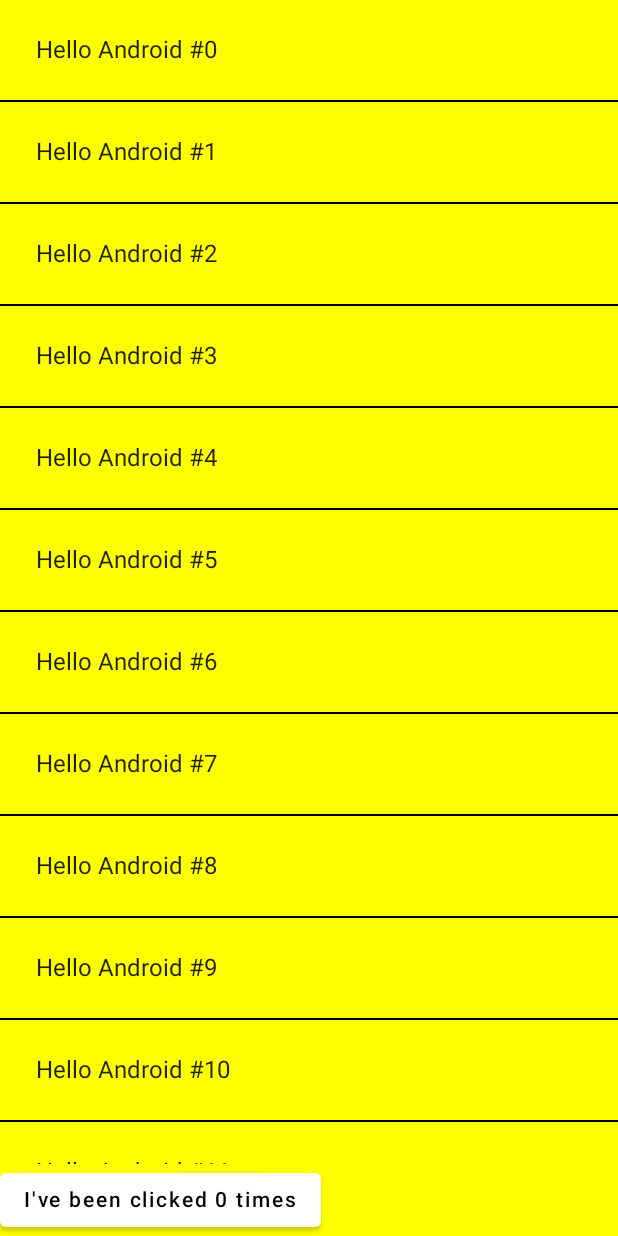
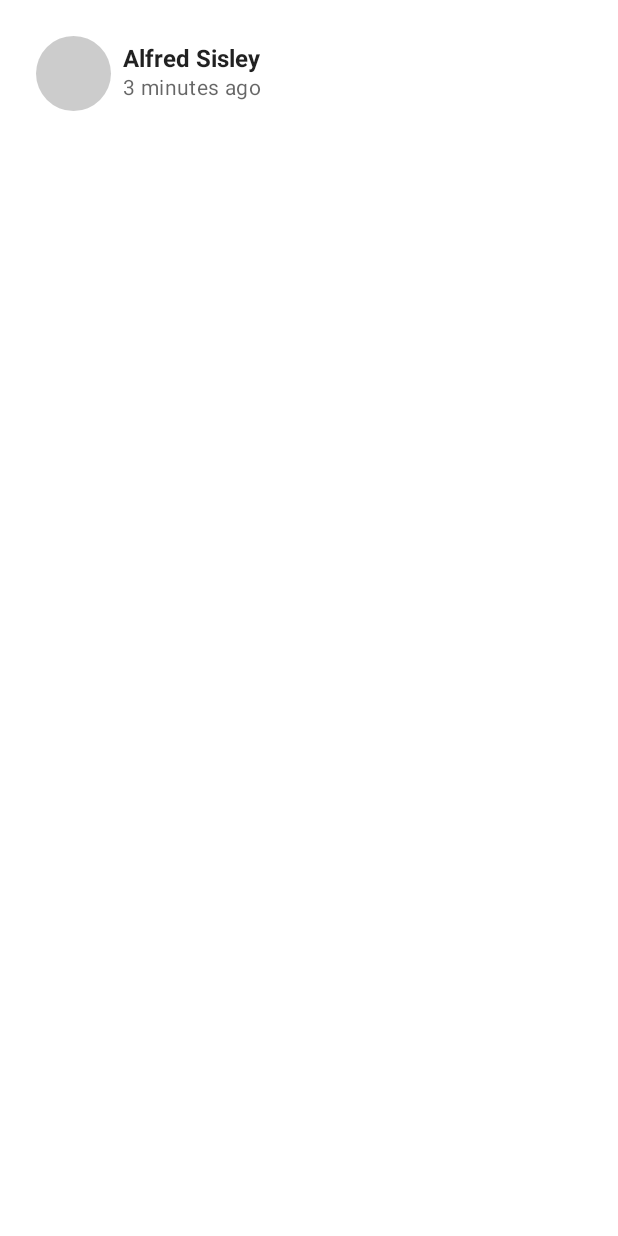
Before and after one commit to LucasCabralDevv/ComposeUi, an Android app built with Jetpack Compose: the screen it shows after launch (MainActivity before the commit, ComposeActivity2 after it), on a phone screen of 412 x 824 dp. Run offline under Robolectric (Android 15) with nearby library versions, the phone set to English and light mode, and no system bars.

Commit message:
Trabalhando com modifiers.

```diff
--- a/app/src/main/AndroidManifest.xml
+++ b/app/src/main/AndroidManifest.xml
@@ -12,6 +12,11 @@
         <activity
             android:name=".MainActivity"
             android:exported="true"
+            android:label="@string/title_activity_compose2"
+            android:theme="@style/Theme.ComposeUi.NoActionBar" />
+        <activity
+            android:name=".ComposeActivity2"
+            android:exported="true"
             android:label="@string/app_name"
             android:theme="@style/Theme.ComposeUi.NoActionBar">
             <intent-filter>
--- /dev/null
+++ b/app/src/main/java/com/lucascabral/composeui/ComposeActivity2.kt
@@ -0,0 +1,71 @@
+package com.lucascabral.composeui
+
+import android.os.Bundle
+import androidx.activity.ComponentActivity
+import androidx.activity.compose.setContent
+import androidx.compose.foundation.background
+import androidx.compose.foundation.clickable
+import androidx.compose.foundation.layout.Column
+import androidx.compose.foundation.layout.Row
+import androidx.compose.foundation.layout.padding
+import androidx.compose.foundation.layout.size
+import androidx.compose.foundation.shape.CircleShape
+import androidx.compose.foundation.shape.RoundedCornerShape
+import androidx.compose.material.*
+import androidx.compose.runtime.Composable
+import androidx.compose.runtime.CompositionLocalProvider
+import androidx.compose.ui.Alignment
+import androidx.compose.ui.Modifier
+import androidx.compose.ui.draw.clip
+import androidx.compose.ui.text.font.FontWeight
+import androidx.compose.ui.tooling.preview.Preview
+import androidx.compose.ui.unit.dp
+import com.lucascabral.composeui.ui.theme.ComposeUiTheme
+
+class ComposeActivity2 : ComponentActivity() {
+    override fun onCreate(savedInstanceState: Bundle?) {
+        super.onCreate(savedInstanceState)
+        setContent {
+            ComposeUiTheme {
+                PhotographerCard()
+            }
+        }
+    }
+}
+
+@Composable
+fun PhotographerCard(modifier: Modifier = Modifier) {
+    Row(modifier
+        .padding(8.dp)
+        .clip(RoundedCornerShape(4.dp))
+        .background(MaterialTheme.colors.surface)
+        .clickable(onClick = { /* Ignoring onClick */ })
+        .padding(16.dp)
+    ) {
+        Surface(
+            modifier = Modifier.size(50.dp),
+            shape = CircleShape,
+            color = MaterialTheme.colors.onSurface.copy(alpha = 0.2f)
+        ) {
+            // Image goes here
+        }
+        Column(
+            modifier = Modifier
+                .padding(start = 8.dp)
+                .align(Alignment.CenterVertically)
+        ) {
+            Text("Alfred Sisley", fontWeight = FontWeight.Bold)
+            CompositionLocalProvider(LocalContentAlpha provides ContentAlpha.medium) {
+                Text("3 minutes ago", style = MaterialTheme.typography.body2)
+            }
+        }
+    }
+}
+
+@Preview(showBackground = true)
+@Composable
+fun PhotographerCardPreview() {
+    ComposeUiTheme {
+        PhotographerCard()
+    }
+}
--- a/app/src/main/res/values/strings.xml
+++ b/app/src/main/res/values/strings.xml
@@ -1,3 +1,4 @@
 <resources>
     <string name="app_name">Compose Ui</string>
+    <string name="title_activity_compose2">ComposeActivity2</string>
 </resources>
```
